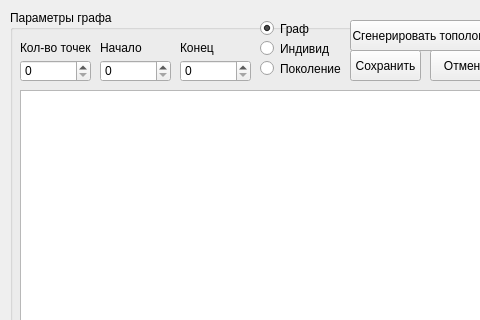
First picture: the form in LW_1/Form.ui, repository GongniR/DoIS, before the edit; both pictures show x 0 to 480 and y 0 to 320 of the 1175 by 804 pixel window.
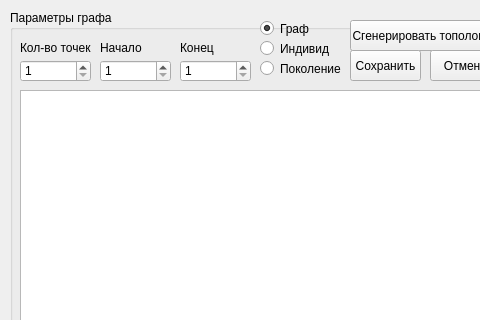
Second picture: the form after the edit.

Patch:
```diff
--- a/LW_1/Form.ui
+++ b/LW_1/Form.ui
@@ -168,6 +168,9 @@
        <height>22</height>
       </rect>
      </property>
+     <property name="minimum">
+      <number>1</number>
+     </property>
      <property name="maximum">
       <number>10</number>
      </property>
@@ -207,6 +210,9 @@
        <height>22</height>
       </rect>
      </property>
+     <property name="minimum">
+      <number>1</number>
+     </property>
      <property name="maximum">
       <number>10</number>
      </property>
@@ -233,6 +239,9 @@
        <height>22</height>
       </rect>
      </property>
+     <property name="minimum">
+      <number>1</number>
+     </property>
      <property name="maximum">
       <number>10</number>
      </property>
```
